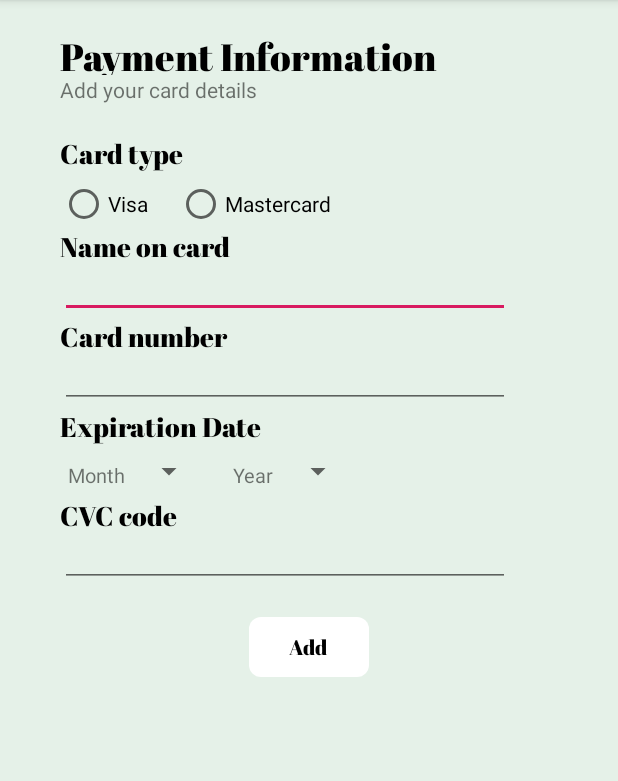
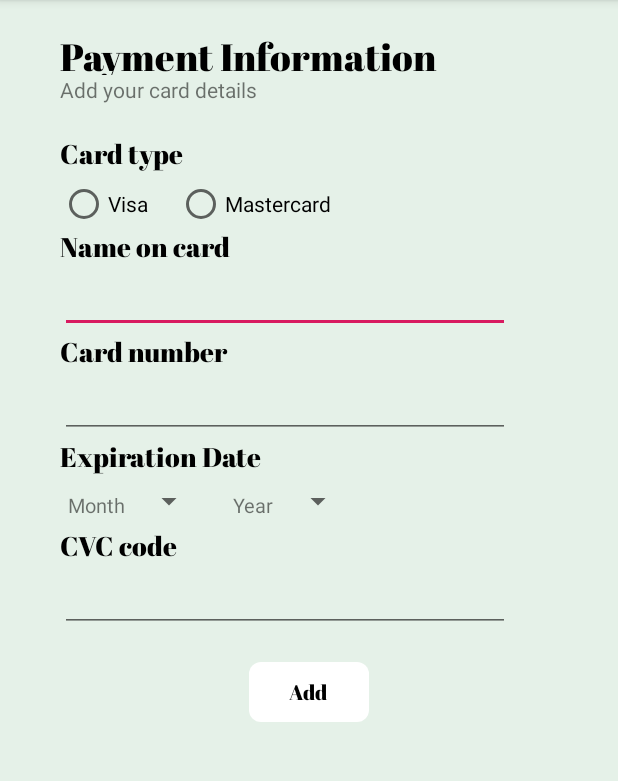
Before and after one commit to adel350/cleanIT, an Android app: the PaymentInformation screen opened directly, with no data from a screen before it, on a phone screen of 412 x 824 dp, the part 84-865 px from its top. Run offline under Robolectric (Android 15) with nearby library versions, the phone set to English and light mode, and no system bars.

Commit message:
Fixed payment info screen

```diff
--- a/app/src/main/res/layout/activity_payment_information.xml
+++ b/app/src/main/res/layout/activity_payment_information.xml
@@ -107,7 +107,7 @@
         android:layout_marginLeft="40dp"
 
         android:layout_width="300dp"
-        android:layout_height="30dp"
+        android:layout_height="40dp"
         android:ems="10"
         android:inputType="textPersonName" />
 
@@ -129,7 +129,7 @@
         android:layout_marginLeft="40dp"
 
         android:layout_width="300dp"
-        android:layout_height="30dp"
+        android:layout_height="40dp"
         android:ems="10"
         android:inputType="number" />
 
@@ -212,7 +212,7 @@
         android:layout_marginLeft="40dp"
 
         android:layout_width="300dp"
-        android:layout_height="30dp"
+        android:layout_height="40dp"
         android:ems="10"
         android:inputType="number" />
 
```
